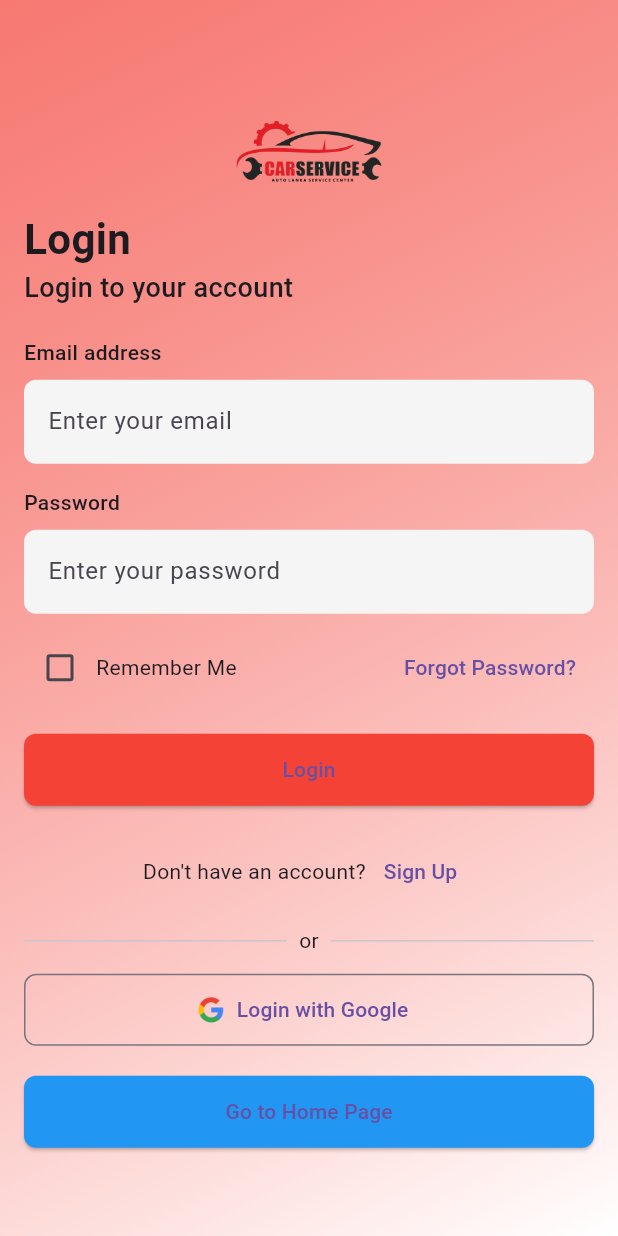
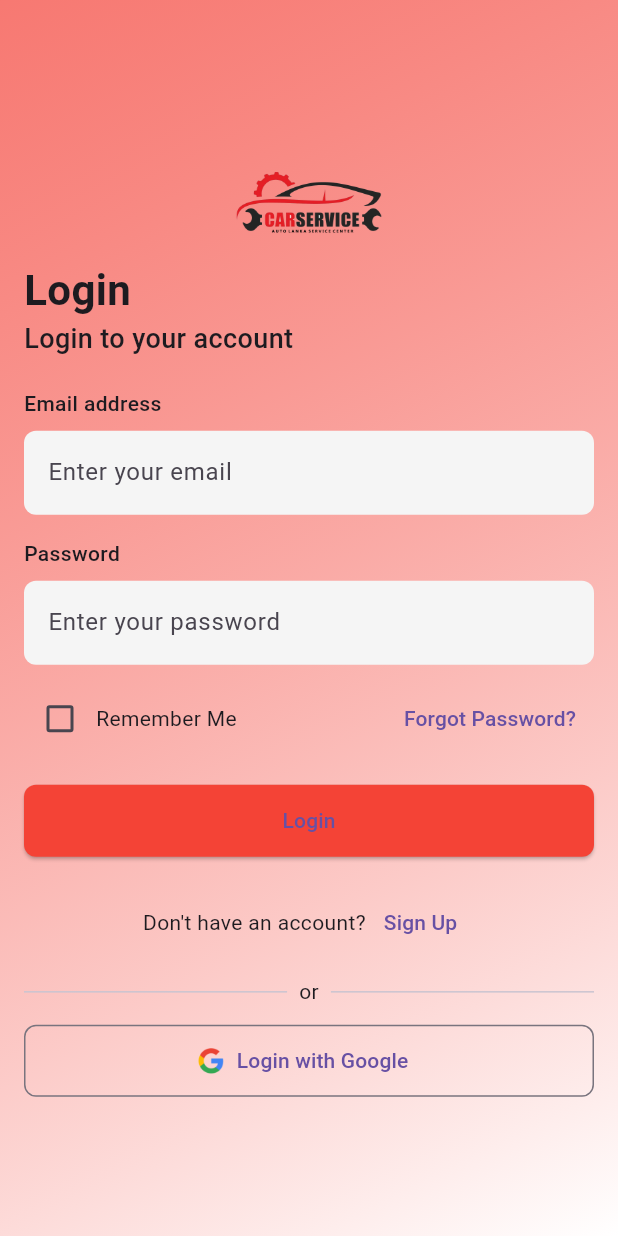
Before and after one commit to Thushanthadasun/Mobile_App, a Flutter app: the screen it shows after launch, on a phone screen of 412 x 824 dp. Run offline on Flutter 3.47's test engine with Material 3 defaults, Android fonts, the phone set to English and light mode, and no system bars; our stand-ins replace shared_preferences, visibility_detector; missing offline and left inert: car_service_app.

Commit message:
Update login_page.dart

```diff
--- a/lib/login_page.dart
+++ b/lib/login_page.dart
@@ -207,25 +207,25 @@ class _LoginPageState extends State<LoginPage> {
                           ),
                         ),
                       ),
-                      const SizedBox(
-                          height:
-                              20), //delete from here to remove the home button
-                      SizedBox(
-                        width: double.infinity,
-                        height: 48,
-                        child: ElevatedButton(
-                          onPressed: () {
-                            Navigator.pushNamed(context, '/home');
-                          },
-                          style: ElevatedButton.styleFrom(
-                            backgroundColor: Colors.blue,
-                            shape: RoundedRectangleBorder(
-                              borderRadius: BorderRadius.circular(8),
-                            ),
-                          ),
-                          child: const Text('Go to Home Page'),
-                        ),
-                      ), //delete to here to delete the home button
+                      //  const SizedBox(
+                      //  height:
+                      //     20), //delete from here to remove the home button
+                      // SizedBox(
+                      // width: double.infinity,
+                      // height: 48,
+                      // child: ElevatedButton(
+                      //  onPressed: () {
+                      //    Navigator.pushNamed(context, '/home');
+                      //  },
+                      //  style: ElevatedButton.styleFrom(
+                      //  backgroundColor: Colors.blue,
+                      //   shape: RoundedRectangleBorder(
+                      //     borderRadius: BorderRadius.circular(8),
+                      //   ),
+                      // ),
+                      // child: const Text('Go to Home Page'),
+                      //),
+                      //), //delete to here to delete the home button
                     ],
                   ),
                 ),
```
